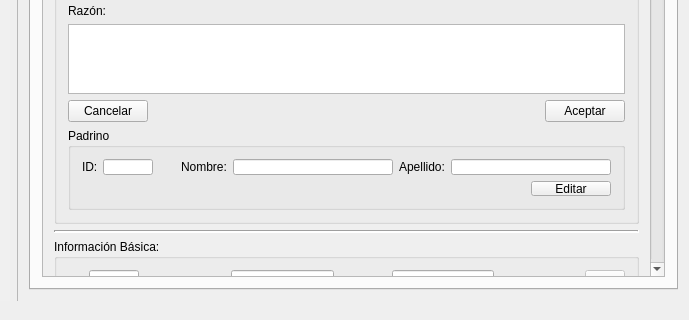
The window that mainwindow.ui (jeanyvesb9/GS) describes before a commit, drawn with Qt 5; both pictures show x 116 to 805 and y 197 to 517 of the 805 by 517 pixel window.
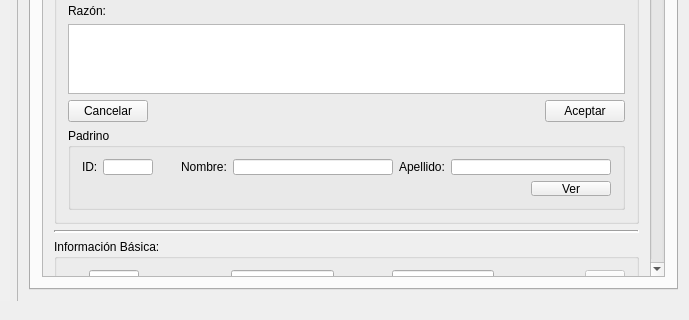
The same window after the commit. The open tabs and pages were chosen to show the change. Icons and pictures are not drawn.

The edit to the form file:
```diff
--- a/mainwindow.ui
+++ b/mainwindow.ui
@@ -1057,7 +1057,7 @@
                       <property name="sizeHint" stdset="0">
                        <size>
                         <width>40</width>
-                        <height>20</height>
+                        <height>0</height>
                        </size>
                       </property>
                      </spacer>
@@ -1065,7 +1065,10 @@
                     <item>
                      <widget class="QPushButton" name="tab1_ProgramData_GodParent_Edit">
                       <property name="text">
-                       <string>Editar</string>
+                       <string>Ver</string>
+                      </property>
+                      <property name="flat">
+                       <bool>false</bool>
                       </property>
                      </widget>
                     </item>
```
Left out of the diff: 4 changed lines with no effect on the pictures.
